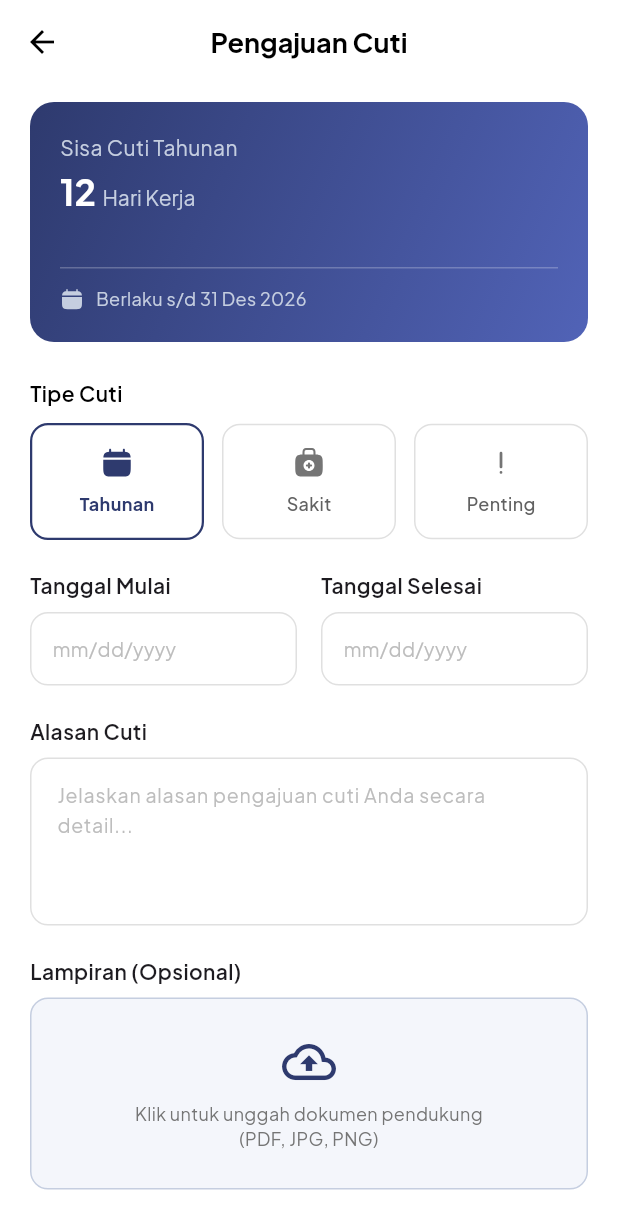
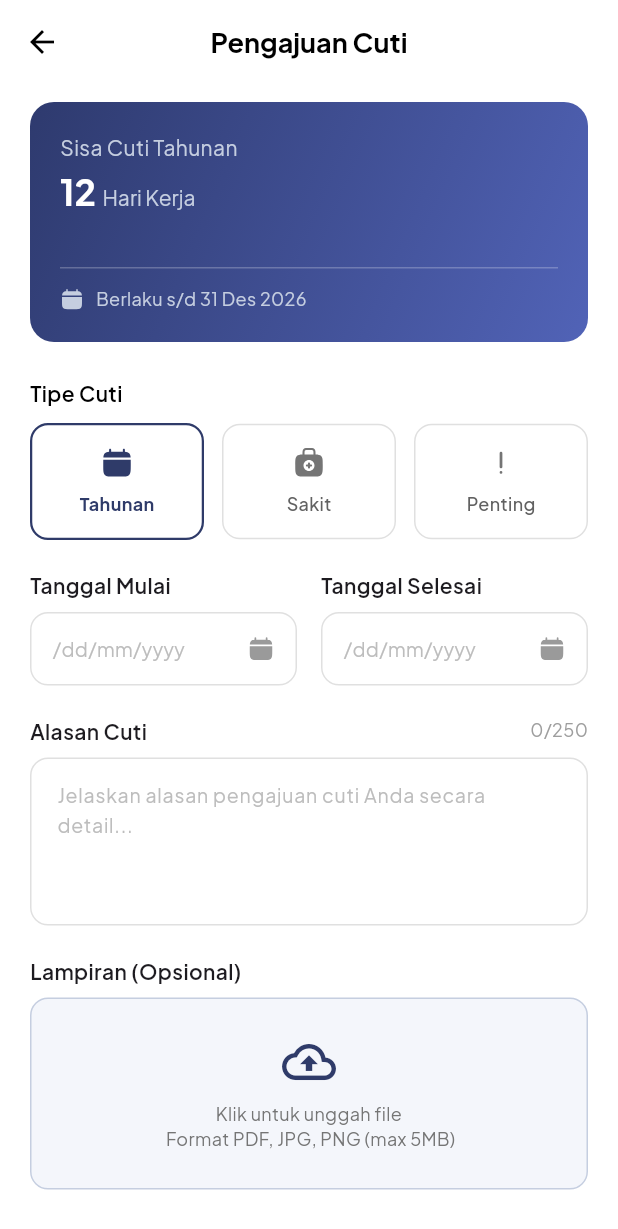
Before and after one commit to migoselo/siapabsen, a Flutter app: the PengajuanCutiScreen screen opened by its route, on a phone screen of 412 x 824 dp. Shown: the top 1229 px of the screen. Run offline on Flutter 3.47's test engine with Material 3 defaults, Android fonts, the phone set to English and light mode, and no system bars; our stand-ins replace bloc, camera, dio, dotted_border, equatable, file_picker and 8 more; missing offline and left inert: google_mlkit_face_detection, svg_path_parser; accounts and stored records are empty; statements that could not run were skipped; project files that could hold a hidden picture were left out.

Commit message:
improve ux form cuti

```diff
--- a/upsend_karyawan/lib/features/attendance/widgets/searching_location_view.dart
+++ b/upsend_karyawan/lib/features/attendance/widgets/searching_location_view.dart
@@ -111,7 +111,7 @@
                       border: Border.all(color: strokeColor, width: 2),
                     ),
                     child: Icon(
-                      Icons.location_on_outlined,
+                      Icons.location_on,
                       color: strokeColor,
                       size: 30,
                     ),
--- a/upsend_karyawan/lib/features/izin/presentation/pages/pengajuan_cuti_screen.dart
+++ b/upsend_karyawan/lib/features/izin/presentation/pages/pengajuan_cuti_screen.dart
@@ -18,9 +18,10 @@
   DateTime? _tanggalMulai;
   DateTime? _tanggalSelesai;
   final TextEditingController _alasanController = TextEditingController();
+  int _alasanLength = 0;
   PlatformFile? _selectedFile; // Untuk menyimpan file yang dipilih
 
-  final Color _primaryColor = const Color(0xFF2E3A6E);
+  final Color _primaryColor = const Color(0xFF2F3B69);
 
   // Function untuk memilih tanggal
   Future<void> _selectDate(BuildContext context, bool isMulai) async {
@@ -74,6 +75,16 @@
         );
       }
     }
+  }
+
+  @override
+  void initState() {
+    super.initState();
+    _alasanController.addListener(() {
+      setState(() {
+        _alasanLength = _alasanController.text.length;
+      });
+    });
   }
 
   @override
@@ -351,6 +362,9 @@
             const SizedBox(height: 20),
 
             // 4. Alasan Cuti
+            Row(
+              mainAxisAlignment: MainAxisAlignment.spaceBetween,
+              children: [
                 Text(
                   'Alasan Cuti',
                   style: GoogleFonts.plusJakartaSans(
@@ -358,10 +372,20 @@
                     fontWeight: FontWeight.w600,
                   ),
                 ),
+                Text(
+                  '$_alasanLength/250',
+                  style: GoogleFonts.plusJakartaSans(
+                    fontSize: 12,
+                    color: Colors.grey.shade500,
+                  ),
+                ),
+              ],
+            ),
             const SizedBox(height: 8),
             TextField(
               controller: _alasanController,
               maxLines: 4,
+              maxLength: 250,
               style: GoogleFonts.plusJakartaSans(fontSize: 14),
               decoration: InputDecoration(
                 hintText:
@@ -371,6 +395,8 @@
                   fontSize: 13,
                 ),
                 contentPadding: const EdgeInsets.all(14),
+                counterText:
+                    '', // <-- ini yang matiin counter bawaan di bawah field
                 enabledBorder: OutlineInputBorder(
                   borderRadius: BorderRadius.circular(12),
                   borderSide: BorderSide(color: Colors.grey.shade300),
@@ -419,7 +445,7 @@
                       ),
                       const SizedBox(height: 8),
                       Text(
-                        'Klik untuk unggah dokumen pendukung\n(PDF, JPG, PNG)',
+                        'Klik untuk unggah file \n Format PDF, JPG, PNG (max 5MB)',
                         textAlign: TextAlign.center,
                         style: GoogleFonts.plusJakartaSans(
                           fontSize: 12,
@@ -581,12 +607,18 @@
               child: Text(
                 date != null
                     ? DateFormat('dd/MM/yyyy').format(date)
-                    : 'mm/dd/yyyy',
+                    : '/dd/mm/yyyy',
                 style: GoogleFonts.plusJakartaSans(
                   fontSize: 13,
                   color: date != null ? Colors.black : Colors.grey.shade400,
                 ),
               ),
+            ),
+            const SizedBox(width: 8),
+            SvgPicture.asset(
+              'assets/images/Calendar_Grey.svg',
+              width: 18,
+              height: 18,
             ),
           ],
         ),
```
Also changed, not shown: upsend_karyawan/assets/images/Calendar_Grey.svg (added). Lines whose indentation alone changed are shown as unchanged.
